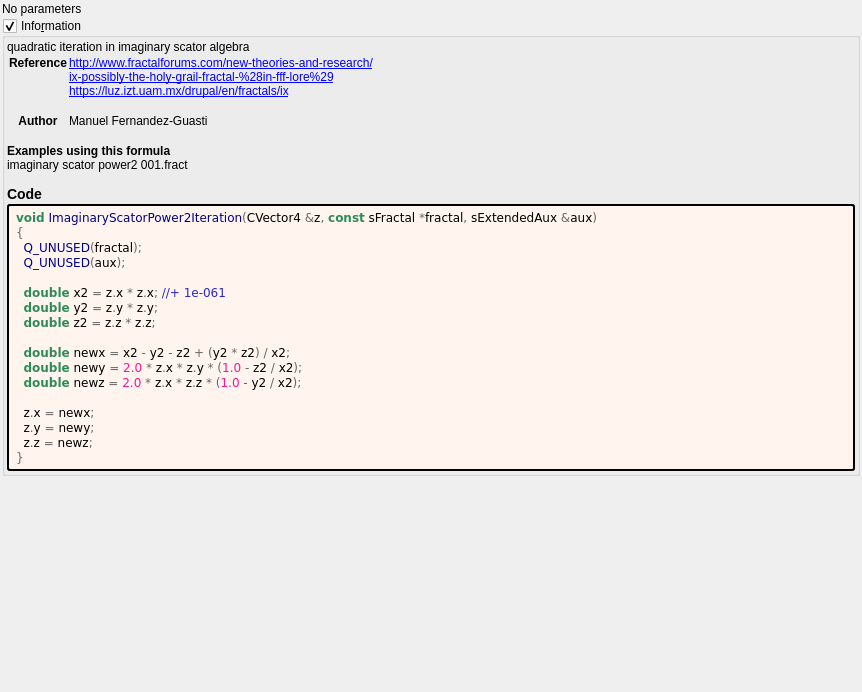
Qt form mandelbulber2/formula/ui/scator_power2_real.ui (buddhi1980/mandelbulber2) before a commit.
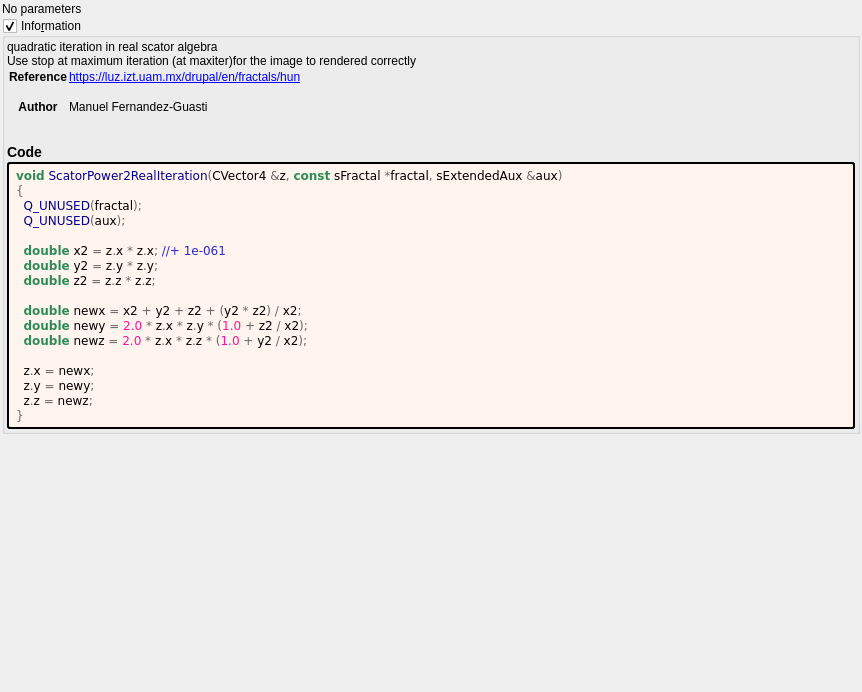
The same form after that commit. Custom widgets are drawn as their Qt base class.

Diff of the .ui file:
```diff
--- a/mandelbulber2/formula/ui/scator_power2_real.ui
+++ b/mandelbulber2/formula/ui/scator_power2_real.ui
@@ -66,15 +66,13 @@
       <item>
        <widget class="QLabel" name="label_information_general">
         <property name="text">
-         <string notr="true">&lt;p&gt;quadratic iteration in imaginary scator algebra&lt;/p&gt;&lt;table&gt;
-&lt;tr&gt;&lt;th&gt;Reference&lt;/th&gt;&lt;td&gt;&lt;a href=&quot;http://www.fractalforums.com/new-theories-and-research/&quot;&gt;http://www.fractalforums.com/new-theories-and-research/&lt;br&gt;
-&lt;a href=&quot;ix-possibly-the-holy-grail-fractal-%28in-fff-lore%29&quot;&gt;ix-possibly-the-holy-grail-fractal-%28in-fff-lore%29&lt;br&gt;
-&lt;a href=&quot;https://luz.izt.uam.mx/drupal/en/fractals/ix&quot;&gt;https://luz.izt.uam.mx/drupal/en/fractals/ix&lt;br&gt;
+         <string notr="true">&lt;p&gt;quadratic iteration in real scator algebra&lt;br&gt;Use stop at maximum iteration (at maxiter)for the image to rendered correctly&lt;/p&gt;&lt;table&gt;
+&lt;tr&gt;&lt;th&gt;Reference&lt;/th&gt;&lt;td&gt;&lt;a href=&quot;https://luz.izt.uam.mx/drupal/en/fractals/hun&quot;&gt;https://luz.izt.uam.mx/drupal/en/fractals/hun&lt;br&gt;
 &lt;/td&gt;&lt;/tr&gt;
 &lt;tr&gt;&lt;th&gt;Author&lt;/th&gt;&lt;td&gt;Manuel Fernandez-Guasti&lt;br&gt;
 &lt;/td&gt;&lt;/tr&gt;
 &lt;/table&gt;
-&lt;br&gt;&lt;b&gt;Examples using this formula&lt;/b&gt;&lt;br&gt;imaginary scator power2 001.fract&lt;h3&gt;Code&lt;/h3&gt;</string>
+&lt;h3&gt;Code&lt;/h3&gt;</string>
         </property>
         <property name="wordWrap">
          <bool>true</bool>
@@ -94,7 +92,7 @@
         </property>
         <property name="text">
          <string notr="true">&lt;body style=&quot;background-color:#fff5ee&quot;&gt;
-&lt;pre style=&quot;color:#000000; background-color:#fff5ee;  font-family:'Courier New',monospace;&quot;&gt;&lt;span style=&quot;color:#2e8b57; font-weight:bold&quot;&gt;void&lt;/span&gt; &lt;span style=&quot;color:#00008f&quot;&gt;ImaginaryScatorPower2Iteration&lt;/span&gt;&lt;span style=&quot;color:#676767&quot;&gt;(&lt;/span&gt;CVector4 &lt;span style=&quot;color:#676767&quot;&gt;&amp;amp;&lt;/span&gt;z&lt;span style=&quot;color:#676767&quot;&gt;,&lt;/span&gt; &lt;span style=&quot;color:#2e8b57; font-weight:bold&quot;&gt;const&lt;/span&gt; sFractal &lt;span style=&quot;color:#676767&quot;&gt;*&lt;/span&gt;fractal&lt;span style=&quot;color:#676767&quot;&gt;,&lt;/span&gt; sExtendedAux &lt;span style=&quot;color:#676767&quot;&gt;&amp;amp;&lt;/span&gt;aux&lt;span style=&quot;color:#676767&quot;&gt;)&lt;/span&gt;
+&lt;pre style=&quot;color:#000000; background-color:#fff5ee;  font-family:'Courier New',monospace;&quot;&gt;&lt;span style=&quot;color:#2e8b57; font-weight:bold&quot;&gt;void&lt;/span&gt; &lt;span style=&quot;color:#00008f&quot;&gt;ScatorPower2RealIteration&lt;/span&gt;&lt;span style=&quot;color:#676767&quot;&gt;(&lt;/span&gt;CVector4 &lt;span style=&quot;color:#676767&quot;&gt;&amp;amp;&lt;/span&gt;z&lt;span style=&quot;color:#676767&quot;&gt;,&lt;/span&gt; &lt;span style=&quot;color:#2e8b57; font-weight:bold&quot;&gt;const&lt;/span&gt; sFractal &lt;span style=&quot;color:#676767&quot;&gt;*&lt;/span&gt;fractal&lt;span style=&quot;color:#676767&quot;&gt;,&lt;/span&gt; sExtendedAux &lt;span style=&quot;color:#676767&quot;&gt;&amp;amp;&lt;/span&gt;aux&lt;span style=&quot;color:#676767&quot;&gt;)&lt;/span&gt;
 &lt;span style=&quot;color:#676767&quot;&gt;{&lt;/span&gt;
   &lt;span style=&quot;color:#00008f&quot;&gt;Q_UNUSED&lt;/span&gt;&lt;span style=&quot;color:#676767&quot;&gt;(&lt;/span&gt;fractal&lt;span style=&quot;color:#676767&quot;&gt;);&lt;/span&gt;
   &lt;span style=&quot;color:#00008f&quot;&gt;Q_UNUSED&lt;/span&gt;&lt;span style=&quot;color:#676767&quot;&gt;(&lt;/span&gt;aux&lt;span style=&quot;color:#676767&quot;&gt;);&lt;/span&gt;
@@ -103,9 +101,9 @@
   &lt;span style=&quot;color:#2e8b57; font-weight:bold&quot;&gt;double&lt;/span&gt; y2 &lt;span style=&quot;color:#676767&quot;&gt;=&lt;/span&gt; z&lt;span style=&quot;color:#676767&quot;&gt;.&lt;/span&gt;y &lt;span style=&quot;color:#676767&quot;&gt;*&lt;/span&gt; z&lt;span style=&quot;color:#676767&quot;&gt;.&lt;/span&gt;y&lt;span style=&quot;color:#676767&quot;&gt;;&lt;/span&gt;
   &lt;span style=&quot;color:#2e8b57; font-weight:bold&quot;&gt;double&lt;/span&gt; z2 &lt;span style=&quot;color:#676767&quot;&gt;=&lt;/span&gt; z&lt;span style=&quot;color:#676767&quot;&gt;.&lt;/span&gt;z &lt;span style=&quot;color:#676767&quot;&gt;*&lt;/span&gt; z&lt;span style=&quot;color:#676767&quot;&gt;.&lt;/span&gt;z&lt;span style=&quot;color:#676767&quot;&gt;;&lt;/span&gt;
 
-  &lt;span style=&quot;color:#2e8b57; font-weight:bold&quot;&gt;double&lt;/span&gt; newx &lt;span style=&quot;color:#676767&quot;&gt;=&lt;/span&gt; x2 &lt;span style=&quot;color:#676767&quot;&gt;-&lt;/span&gt; y2 &lt;span style=&quot;color:#676767&quot;&gt;-&lt;/span&gt; z2 &lt;span style=&quot;color:#676767&quot;&gt;+ (&lt;/span&gt;y2 &lt;span style=&quot;color:#676767&quot;&gt;*&lt;/span&gt; z2&lt;span style=&quot;color:#676767&quot;&gt;) /&lt;/span&gt; x2&lt;span style=&quot;color:#676767&quot;&gt;;&lt;/span&gt;
-  &lt;span style=&quot;color:#2e8b57; font-weight:bold&quot;&gt;double&lt;/span&gt; newy &lt;span style=&quot;color:#676767&quot;&gt;=&lt;/span&gt; &lt;span style=&quot;color:#ff1493&quot;&gt;2.0&lt;/span&gt; &lt;span style=&quot;color:#676767&quot;&gt;*&lt;/span&gt; z&lt;span style=&quot;color:#676767&quot;&gt;.&lt;/span&gt;x &lt;span style=&quot;color:#676767&quot;&gt;*&lt;/span&gt; z&lt;span style=&quot;color:#676767&quot;&gt;.&lt;/span&gt;y &lt;span style=&quot;color:#676767&quot;&gt;* (&lt;/span&gt;&lt;span style=&quot;color:#ff1493&quot;&gt;1.0&lt;/span&gt; &lt;span style=&quot;color:#676767&quot;&gt;-&lt;/span&gt; z2 &lt;span style=&quot;color:#676767&quot;&gt;/&lt;/span&gt; x2&lt;span style=&quot;color:#676767&quot;&gt;);&lt;/span&gt;
-  &lt;span style=&quot;color:#2e8b57; font-weight:bold&quot;&gt;double&lt;/span&gt; newz &lt;span style=&quot;color:#676767&quot;&gt;=&lt;/span&gt; &lt;span style=&quot;color:#ff1493&quot;&gt;2.0&lt;/span&gt; &lt;span style=&quot;color:#676767&quot;&gt;*&lt;/span&gt; z&lt;span style=&quot;color:#676767&quot;&gt;.&lt;/span&gt;x &lt;span style=&quot;color:#676767&quot;&gt;*&lt;/span&gt; z&lt;span style=&quot;color:#676767&quot;&gt;.&lt;/span&gt;z &lt;span style=&quot;color:#676767&quot;&gt;* (&lt;/span&gt;&lt;span style=&quot;color:#ff1493&quot;&gt;1.0&lt;/span&gt; &lt;span style=&quot;color:#676767&quot;&gt;-&lt;/span&gt; y2 &lt;span style=&quot;color:#676767&quot;&gt;/&lt;/span&gt; x2&lt;span style=&quot;color:#676767&quot;&gt;);&lt;/span&gt;
+  &lt;span style=&quot;color:#2e8b57; font-weight:bold&quot;&gt;double&lt;/span&gt; newx &lt;span style=&quot;color:#676767&quot;&gt;=&lt;/span&gt; x2 &lt;span style=&quot;color:#676767&quot;&gt;+&lt;/span&gt; y2 &lt;span style=&quot;color:#676767&quot;&gt;+&lt;/span&gt; z2 &lt;span style=&quot;color:#676767&quot;&gt;+ (&lt;/span&gt;y2 &lt;span style=&quot;color:#676767&quot;&gt;*&lt;/span&gt; z2&lt;span style=&quot;color:#676767&quot;&gt;) /&lt;/span&gt; x2&lt;span style=&quot;color:#676767&quot;&gt;;&lt;/span&gt;
+  &lt;span style=&quot;color:#2e8b57; font-weight:bold&quot;&gt;double&lt;/span&gt; newy &lt;span style=&quot;color:#676767&quot;&gt;=&lt;/span&gt; &lt;span style=&quot;color:#ff1493&quot;&gt;2.0&lt;/span&gt; &lt;span style=&quot;color:#676767&quot;&gt;*&lt;/span&gt; z&lt;span style=&quot;color:#676767&quot;&gt;.&lt;/span&gt;x &lt;span style=&quot;color:#676767&quot;&gt;*&lt;/span&gt; z&lt;span style=&quot;color:#676767&quot;&gt;.&lt;/span&gt;y &lt;span style=&quot;color:#676767&quot;&gt;* (&lt;/span&gt;&lt;span style=&quot;color:#ff1493&quot;&gt;1.0&lt;/span&gt; &lt;span style=&quot;color:#676767&quot;&gt;+&lt;/span&gt; z2 &lt;span style=&quot;color:#676767&quot;&gt;/&lt;/span&gt; x2&lt;span style=&quot;color:#676767&quot;&gt;);&lt;/span&gt;
+  &lt;span style=&quot;color:#2e8b57; font-weight:bold&quot;&gt;double&lt;/span&gt; newz &lt;span style=&quot;color:#676767&quot;&gt;=&lt;/span&gt; &lt;span style=&quot;color:#ff1493&quot;&gt;2.0&lt;/span&gt; &lt;span style=&quot;color:#676767&quot;&gt;*&lt;/span&gt; z&lt;span style=&quot;color:#676767&quot;&gt;.&lt;/span&gt;x &lt;span style=&quot;color:#676767&quot;&gt;*&lt;/span&gt; z&lt;span style=&quot;color:#676767&quot;&gt;.&lt;/span&gt;z &lt;span style=&quot;color:#676767&quot;&gt;* (&lt;/span&gt;&lt;span style=&quot;color:#ff1493&quot;&gt;1.0&lt;/span&gt; &lt;span style=&quot;color:#676767&quot;&gt;+&lt;/span&gt; y2 &lt;span style=&quot;color:#676767&quot;&gt;/&lt;/span&gt; x2&lt;span style=&quot;color:#676767&quot;&gt;);&lt;/span&gt;
 
   z&lt;span style=&quot;color:#676767&quot;&gt;.&lt;/span&gt;x &lt;span style=&quot;color:#676767&quot;&gt;=&lt;/span&gt; newx&lt;span style=&quot;color:#676767&quot;&gt;;&lt;/span&gt;
   z&lt;span style=&quot;color:#676767&quot;&gt;.&lt;/span&gt;y &lt;span style=&quot;color:#676767&quot;&gt;=&lt;/span&gt; newy&lt;span style=&quot;color:#676767&quot;&gt;;&lt;/span&gt;
```
Left out of the diff: 4 changed lines with no effect on the pictures.
